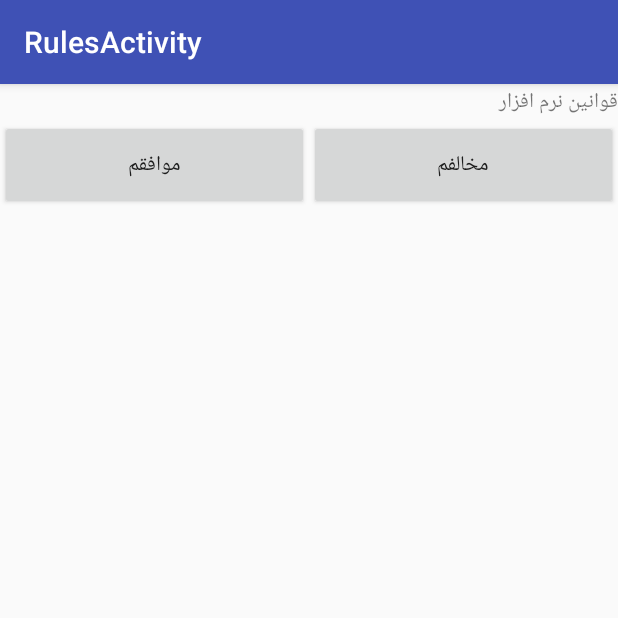
After one commit to AliRezaei70/Mobasher_Client, an Android app: the RulesActivity screen opened directly, with no data from a screen before it, on a phone screen of 412 x 824 dp, the top half of it. The commit adds this screen. Run offline under Robolectric (Android 15) with nearby library versions, the phone set to English and light mode, and no system bars.

Commit message:
add rules activity

```diff
--- a/app/src/main/AndroidManifest.xml
+++ b/app/src/main/AndroidManifest.xml
@@ -16,7 +16,6 @@
         android:roundIcon="@mipmap/ic_launcher_round"
         android:supportsRtl="true"
         android:theme="@style/AppTheme">
-
         <activity
             android:name=".activity.MainActivity"
             android:label="@string/app_name"
@@ -27,21 +26,18 @@
                 <category android:name="android.intent.category.LAUNCHER" />
             </intent-filter>
         </activity>
-
         <activity
             android:name=".activity.LoginActivity"
             android:label="@string/app_name"
-            android:theme="@style/AppTheme.NoActionBar"></activity>
-
+            android:theme="@style/AppTheme.NoActionBar" />
         <activity
             android:name=".activity.HomeActivity"
             android:label="@string/app_name"
-            android:theme="@style/AppTheme.NoActionBar"></activity>
-
+            android:theme="@style/AppTheme.NoActionBar" />
         <activity
             android:name=".activity.HelpActivity"
             android:label="@string/title_activity_help"
-            android:theme="@style/AppTheme.NoActionBar"></activity>
+            android:theme="@style/AppTheme.NoActionBar" />
 
         <!-- Firebase Notifications -->
         <service android:name=".service.MyFirebaseMessagingService">
@@ -56,6 +52,10 @@
         </service>
         <!-- ./Firebase Notifications -->
 
+        <activity
+            android:name=".activity.RulesActivity"
+            android:label="@string/title_activity_rules"
+            android:theme="@style/AppTheme.NoActionBar"></activity>
     </application>
 
 </manifest>
--- a/app/src/main/java/ir/mobasher/app/client/activity/HelpActivity.java
+++ b/app/src/main/java/ir/mobasher/app/client/activity/HelpActivity.java
@@ -109,7 +109,7 @@ public class HelpActivity extends AppCompatActivity {
             if (isLogin == true){
                 finish();
             } else {
-                startActivity(new Intent(this, LoginActivity.class));
+                startActivity(new Intent(this, RulesActivity.class));
                 finish();
             }
         }else {
--- a/app/src/main/java/ir/mobasher/app/client/activity/MainActivity.java
+++ b/app/src/main/java/ir/mobasher/app/client/activity/MainActivity.java
@@ -72,7 +72,7 @@ public class MainActivity extends AppCompatActivity {
 
         boolean isLogin = settingsPref.getBoolean(Config.IS_LOGIN, false);
         if (isLogin == false){
-            startActivity(new Intent(this, LoginActivity.class));
+            startActivity(new Intent(this, RulesActivity.class));
             finish();
         }else {
             startActivity(new Intent(this, HomeActivity.class));
--- /dev/null
+++ b/app/src/main/java/ir/mobasher/app/client/activity/RulesActivity.java
@@ -0,0 +1,33 @@
+package ir.mobasher.app.client.activity;
+
+import android.content.Intent;
+import android.os.Bundle;
+import android.support.design.widget.FloatingActionButton;
+import android.support.design.widget.Snackbar;
+import android.support.v7.app.AppCompatActivity;
+import android.support.v7.widget.Toolbar;
+import android.view.View;
+
+import ir.mobasher.app.client.R;
+
+public class RulesActivity extends AppCompatActivity {
+
+    @Override
+    protected void onCreate(Bundle savedInstanceState) {
+        super.onCreate(savedInstanceState);
+        setContentView(R.layout.activity_rules);
+        Toolbar toolbar = (Toolbar) findViewById(R.id.toolbar);
+        setSupportActionBar(toolbar);
+
+    }
+
+    public void disagreeOnClick(View v){
+        finish();
+    }
+
+    public void agreeOnClick(View v){
+        startActivity(new Intent(this, LoginActivity.class));
+        finish();
+    }
+
+}
--- a/app/src/main/java/ir/mobasher/app/client/adapter/HelpViewPagerAdapter.java
+++ b/app/src/main/java/ir/mobasher/app/client/adapter/HelpViewPagerAdapter.java
@@ -14,7 +14,7 @@ public class HelpViewPagerAdapter extends PagerAdapter {
 
     private Context context;
     private LayoutInflater layoutInflater;
-    private Integer [] images = {R.drawable.slide1,R.drawable.slide2,R.drawable.slide3};
+    private Integer [] images = {R.mipmap.slide1,R.mipmap.slide2,R.mipmap.slide3};
 
     public HelpViewPagerAdapter(Context context) {
         this.context = context;
--- /dev/null
+++ b/app/src/main/res/layout/activity_rules.xml
@@ -0,0 +1,67 @@
+<?xml version="1.0" encoding="utf-8"?>
+<android.support.design.widget.CoordinatorLayout xmlns:android="http://schemas.android.com/apk/res/android"
+    xmlns:app="http://schemas.android.com/apk/res-auto"
+    xmlns:tools="http://schemas.android.com/tools"
+    android:layout_width="match_parent"
+    android:layout_height="match_parent"
+    tools:context=".activity.RulesActivity">
+
+    <android.support.design.widget.AppBarLayout
+        android:layout_width="match_parent"
+        android:layout_height="wrap_content"
+        android:theme="@style/AppTheme.AppBarOverlay">
+
+        <android.support.v7.widget.Toolbar
+            android:id="@+id/toolbar"
+            android:layout_width="match_parent"
+            android:layout_height="?attr/actionBarSize"
+            android:background="?attr/colorPrimary"
+            app:popupTheme="@style/AppTheme.PopupOverlay" />
+
+    </android.support.design.widget.AppBarLayout>
+
+
+    <ScrollView
+        android:layout_width="match_parent"
+        android:layout_height="match_parent"
+        android:layout_marginTop="?attr/actionBarSize">
+
+        <FrameLayout
+            android:layout_width="match_parent"
+            android:layout_height="match_parent">
+
+            <TextView
+                android:id="@+id/rulesTv"
+                android:layout_width="match_parent"
+                android:layout_height="match_parent"
+                android:layout_marginBottom="60dp"
+                android:text="@string/app_rules" />
+
+            <LinearLayout
+                android:layout_width="match_parent"
+                android:layout_height="60dp"
+                android:gravity="center|bottom"
+                android:layout_gravity="center|bottom">
+
+                <Button
+                    android:id="@+id/agreeBtn"
+                    android:layout_width="0dp"
+                    android:layout_height="match_parent"
+                    android:layout_weight="1"
+                    android:text="@string/agree"
+                    android:onClick="agreeOnClick"/>
+
+                <Button
+                    android:id="@+id/disagreeBtn"
+                    android:layout_width="0dp"
+                    android:layout_height="match_parent"
+                    android:layout_weight="1"
+                    android:text="@string/disagree"
+                    android:onClick="disagreeOnClick"/>
+            </LinearLayout>
+
+        </FrameLayout>
+
+    </ScrollView>
+
+</android.support.design.widget.CoordinatorLayout>
--- a/app/src/main/res/values/strings.xml
+++ b/app/src/main/res/values/strings.xml
@@ -17,4 +17,8 @@
     <string name="signin_or_signup">ورود/ثبت نام</string>
     <string name="next">بعدی</string>
     <string name="finish">تمام</string>
+    <string name="title_activity_rules">RulesActivity</string>
+    <string name="app_rules">قوانین نرم افزار</string>
+    <string name="agree">موافقم</string>
+    <string name="disagree">مخالفم</string>
 </resources>
```
Also changed, not shown: app/src/main/res/mipmap-xhdpi/slide1.png (renamed from app/src/main/res/drawable/slide1.png), app/src/main/res/mipmap-xhdpi/slide2.jpg (renamed from app/src/main/res/drawable/slide2.jpg), app/src/main/res/mipmap-xhdpi/slide3.png (renamed from app/src/main/res/drawable/slide3.png).
